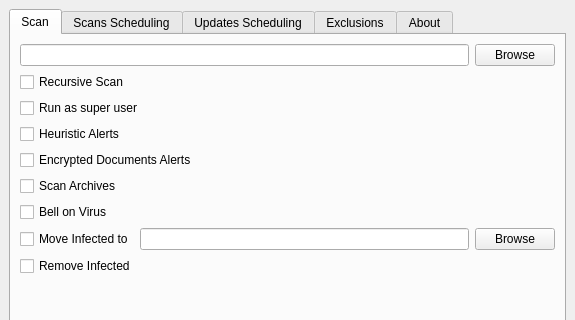
Qt form MainWindow.ui (jplozf/calamity) before a commit; both pictures show x 0 to 575 and y 0 to 320 of the 575 by 638 pixel window.
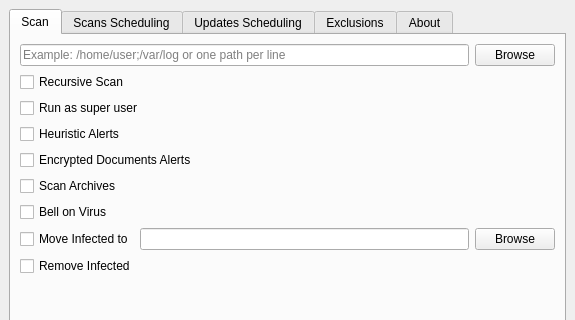
The same form after that commit. The open tabs and pages were chosen to show the change. Icons and pictures are not drawn. Custom widgets are drawn as their Qt base class.

Commit message:
feat(scan): allow multi-path selection for manual and scheduled scans
Enable scanning multiple targets by accepting semicolon/newline-separated paths in both Scan and Scans Scheduling panels. Browse actions now append to the list. Arguments passed to clamscan include all selected paths. Settings read/write supports QStringList for paths with backward compatibility, and UI placeholders guide usage.

The edit to the form file:
```diff
--- a/MainWindow.ui
+++ b/MainWindow.ui
@@ -34,7 +34,11 @@
            <item>
             <layout class="QHBoxLayout" name="horizontalLayout_13">
              <item>
-              <widget class="QLineEdit" name="pathLineEdit"/>
+              <widget class="QLineEdit" name="pathLineEdit">
+               <property name="placeholderText">
+                <string>Example: /home/user;/var/log or one path per line</string>
+               </property>
+              </widget>
              </item>
              <item>
               <widget class="QPushButton" name="browseButton">
```
Left out of the diff: 6 changed lines with no effect on the pictures. The commit also changes 2 other files.
